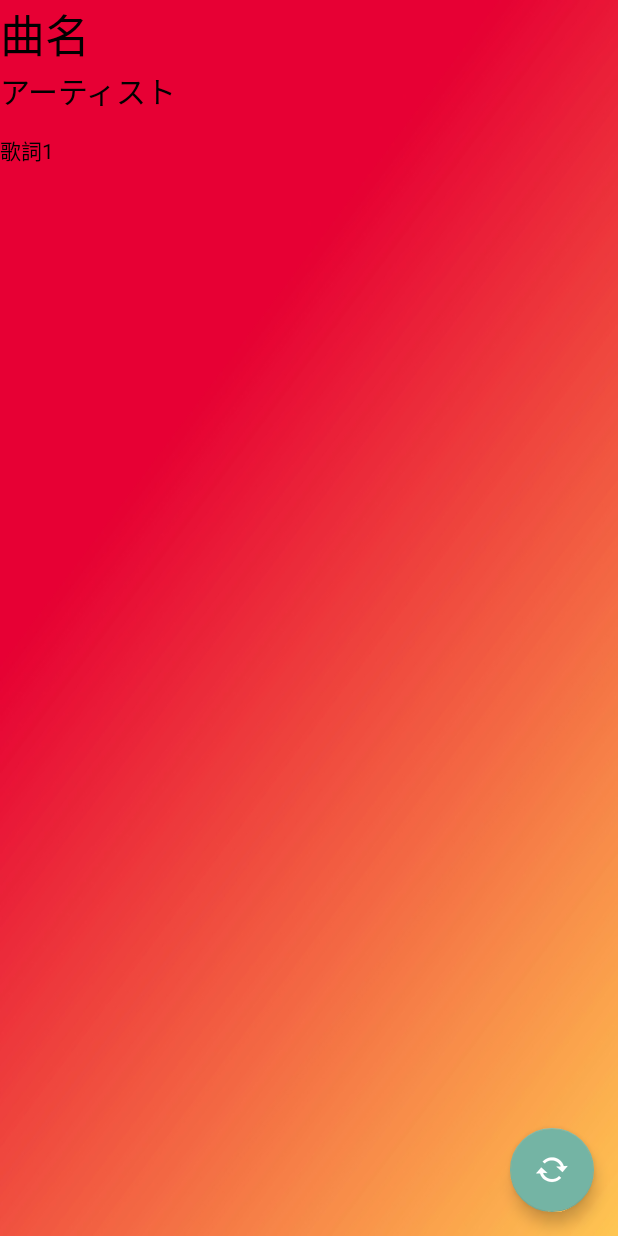
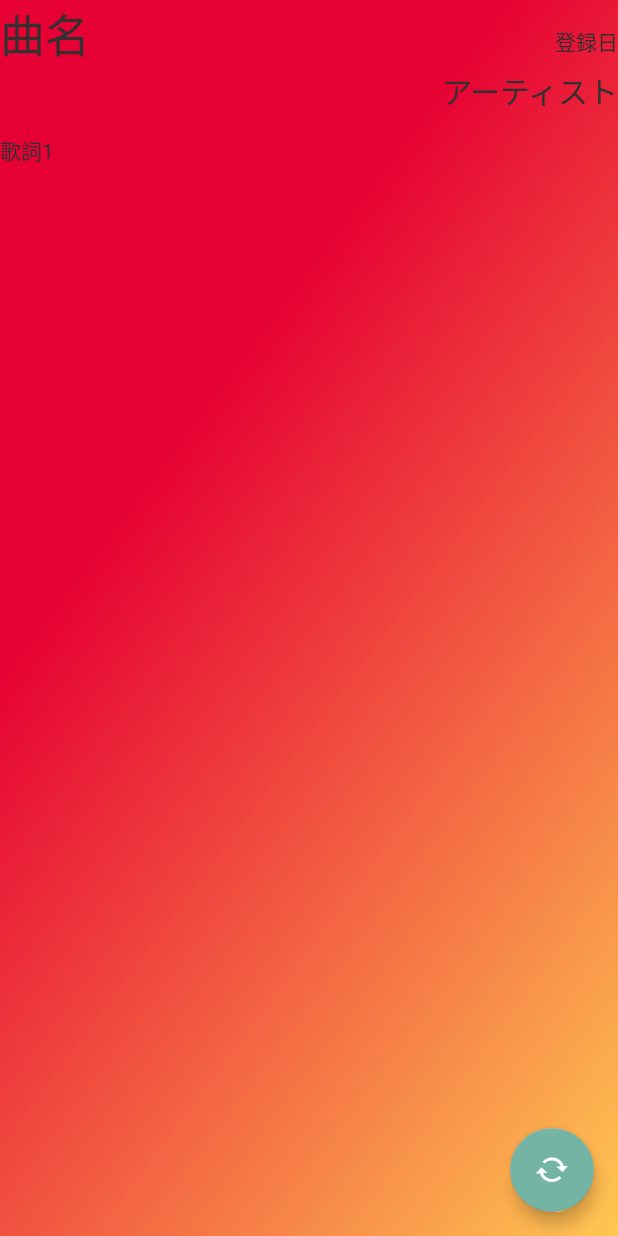
Before and after one commit to koharup/Lyrics, an Android app: the layout activity_translation.xml on its own in the app's theme, with its tools: preview values and no code run, on a phone screen of 412 x 824 dp. Run offline under Robolectric (Android 15) with nearby library versions, the phone set to English and light mode, and no system bars.

Commit message:
詳細画面1に曲名とアーティスト名と日付が入った

```diff
--- a/app/src/main/java/app/sano/picchi/lyrics/MemoAdapter.java
+++ b/app/src/main/java/app/sano/picchi/lyrics/MemoAdapter.java
@@ -33,9 +33,9 @@ public class MemoAdapter extends ArrayAdapter<Memo> {
 
 
 
-        //titleTextにセットしてるmemoクラスのtitleを!!!
+        //titleTextにセットする(memoクラスのtitleを)!!!
         titleText.setText(memo.title);
-        contentText.setText(memo.updateDate);
+        contentText.setText(memo.content);
 
 
         return convertView;
--- a/app/src/main/java/app/sano/picchi/lyrics/TranslationActivity.kt
+++ b/app/src/main/java/app/sano/picchi/lyrics/TranslationActivity.kt
@@ -26,7 +26,6 @@ class TranslationActivity : AppCompatActivity() {
         showData()
 
 
-
     }
 
     fun showData() {
@@ -37,6 +36,7 @@ class TranslationActivity : AppCompatActivity() {
 
         titleText.setText(memo.title)
         contentText.setText(memo.content)
+        updateText.setText(memo.updateDate)
 
     }
 
--- a/app/src/main/res/layout/activity_translation.xml
+++ b/app/src/main/res/layout/activity_translation.xml
@@ -25,16 +25,37 @@
         android:layout_height="match_parent"
         android:orientation="vertical">
 
+        <LinearLayout
+            android:layout_width="match_parent"
+            android:layout_height="wrap_content"
+            android:orientation="horizontal">
+
             <TextView
                 android:id="@+id/titleText"
                 android:layout_width="match_parent"
                 android:layout_height="wrap_content"
+                android:layout_weight="1"
                 android:ems="10"
                 android:hint="曲名"
                 android:inputType="textPersonName"
-            android:textColor="@android:color/background_dark"
-            android:textColorHint="@android:color/background_dark"
+                android:textColor="#313131"
+                android:textColorHint="#313131"
                 android:textSize="30sp" />
+
+            <TextView
+                android:id="@+id/updateText"
+                android:layout_width="match_parent"
+                android:layout_height="wrap_content"
+                android:layout_weight="2.5"
+                android:ems="10"
+                android:gravity="end"
+                android:hint="登録日"
+                android:inputType="textPersonName"
+                android:textColor="#313131"
+                android:textColorHint="#313131"
+                android:textSize="14sp" />
+
+        </LinearLayout>
 
 
         <TextView
@@ -43,12 +64,12 @@
             android:layout_height="wrap_content"
             android:ellipsize="end"
             android:ems="10"
-            android:gravity="top"
+            android:gravity="end"
             android:hint="アーティスト"
             android:inputType="textPersonName"
             android:lines="1"
-            android:textColor="@android:color/background_dark"
-            android:textColorHint="@android:color/background_dark"
+            android:textColor="#313131"
+            android:textColorHint="#313131"
             android:textSize="20sp" />
 
 
@@ -56,8 +77,8 @@
             android:id="@+id/textView4"
             android:layout_width="match_parent"
             android:layout_height="wrap_content"
-            android:textColor="@android:color/background_dark"
-            android:textColorHint="@android:color/background_dark"
+            android:textColor="#313131"
+            android:textColorHint="#313131"
             android:textSize="10sp" />
 
         <TextView
@@ -69,8 +90,8 @@
             android:gravity="top"
             android:hint="歌詞1"
             android:inputType="textPersonName"
-            android:textColor="@android:color/background_dark"
-            android:textColorHint="@android:color/background_dark" />
+            android:textColor="#313131"
+            android:textColorHint="#313131" />
 
 
     </LinearLayout>
```
Also changed, not shown: app/src/main/java/app/sano/picchi/lyrics/Translation2Activity.kt (+32 -0 lines). Lines whose indentation alone changed are shown as unchanged.
